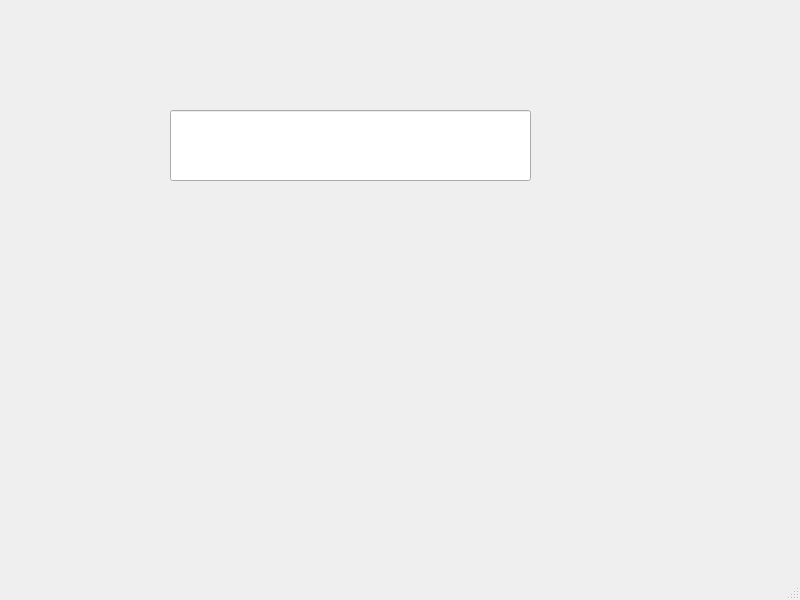
Before: the Qt Designer form mainwindow.ui in galileg/KomivTask, drawn with Qt 5.
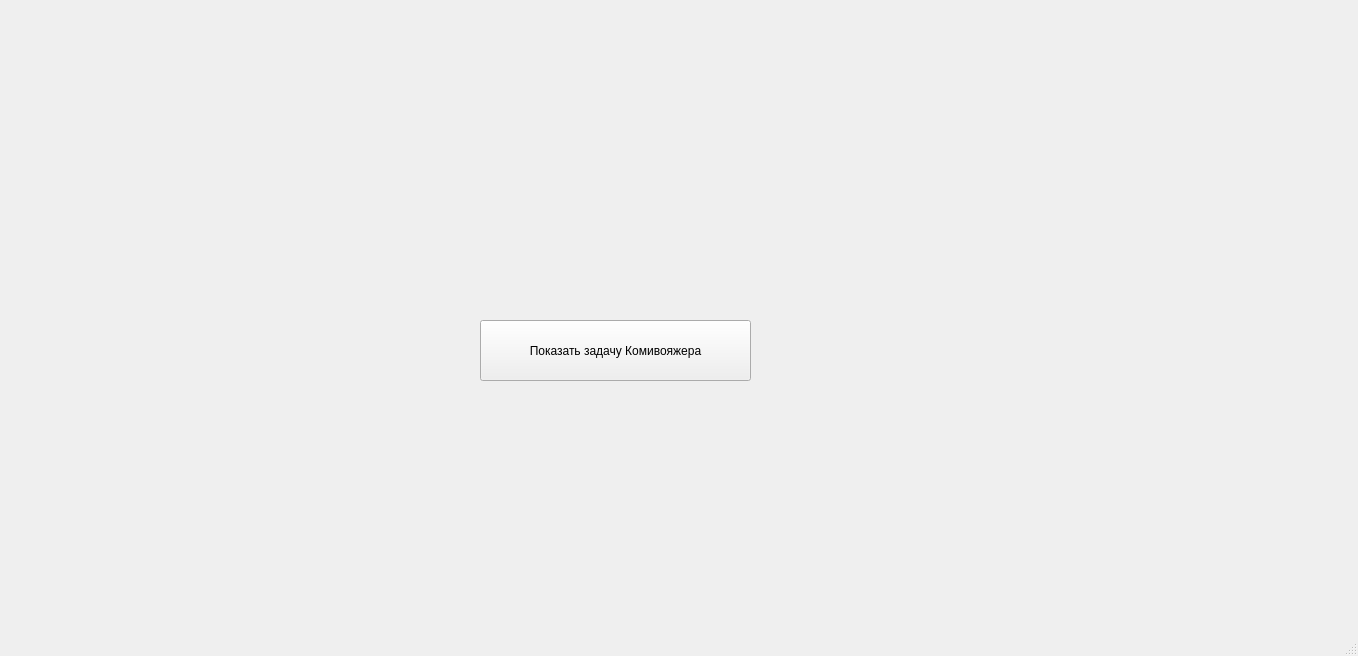
After: the same form once the commit is applied.

```diff
--- a/mainwindow.ui
+++ b/mainwindow.ui
@@ -6,23 +6,32 @@
    <rect>
     <x>0</x>
     <y>0</y>
-    <width>800</width>
-    <height>600</height>
+    <width>1358</width>
+    <height>656</height>
    </rect>
   </property>
   <property name="windowTitle">
    <string>MainWindow</string>
   </property>
+  <property name="styleSheet">
+   <string notr="true"/>
+  </property>
   <widget class="QWidget" name="centralwidget">
-   <widget class="QLineEdit" name="lineEdit">
+   <widget class="QPushButton" name="pushButton">
+    <property name="enabled">
+     <bool>true</bool>
+    </property>
     <property name="geometry">
      <rect>
-      <x>170</x>
-      <y>110</y>
-      <width>361</width>
-      <height>71</height>
+      <x>480</x>
+      <y>320</y>
+      <width>271</width>
+      <height>61</height>
      </rect>
     </property>
+    <property name="text">
+     <string>Показать задачу Комивояжера</string>
+    </property>
    </widget>
   </widget>
   <widget class="QMenuBar" name="menubar">
```
Left out of the diff: 2 changed lines with no effect on the pictures.
